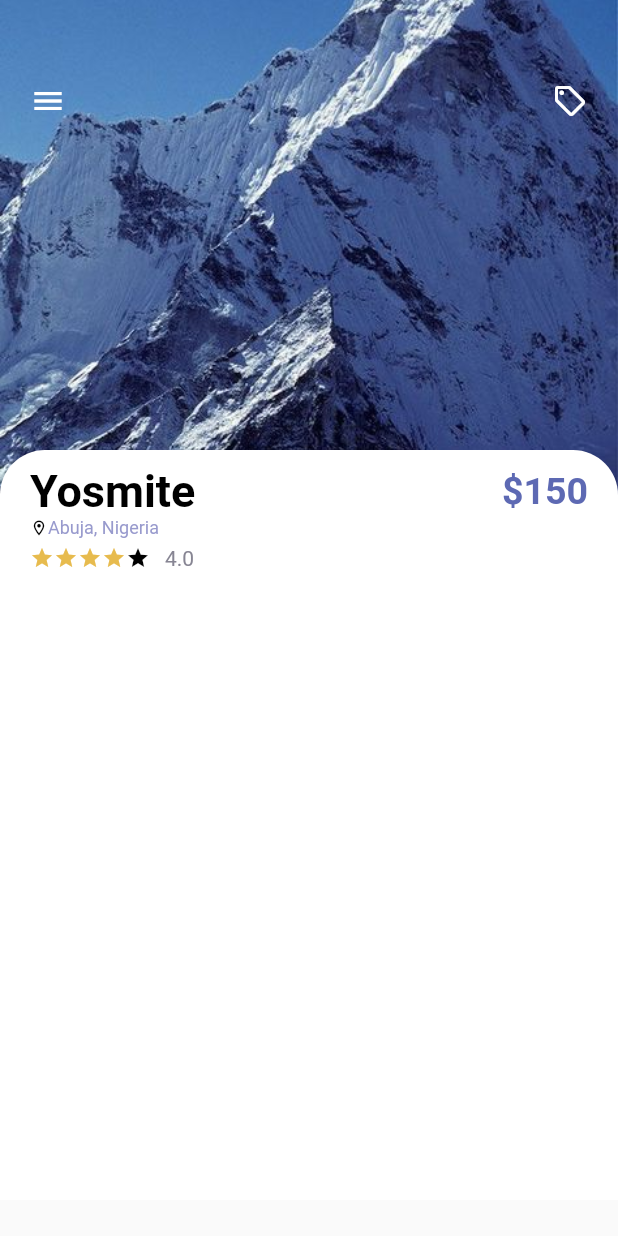
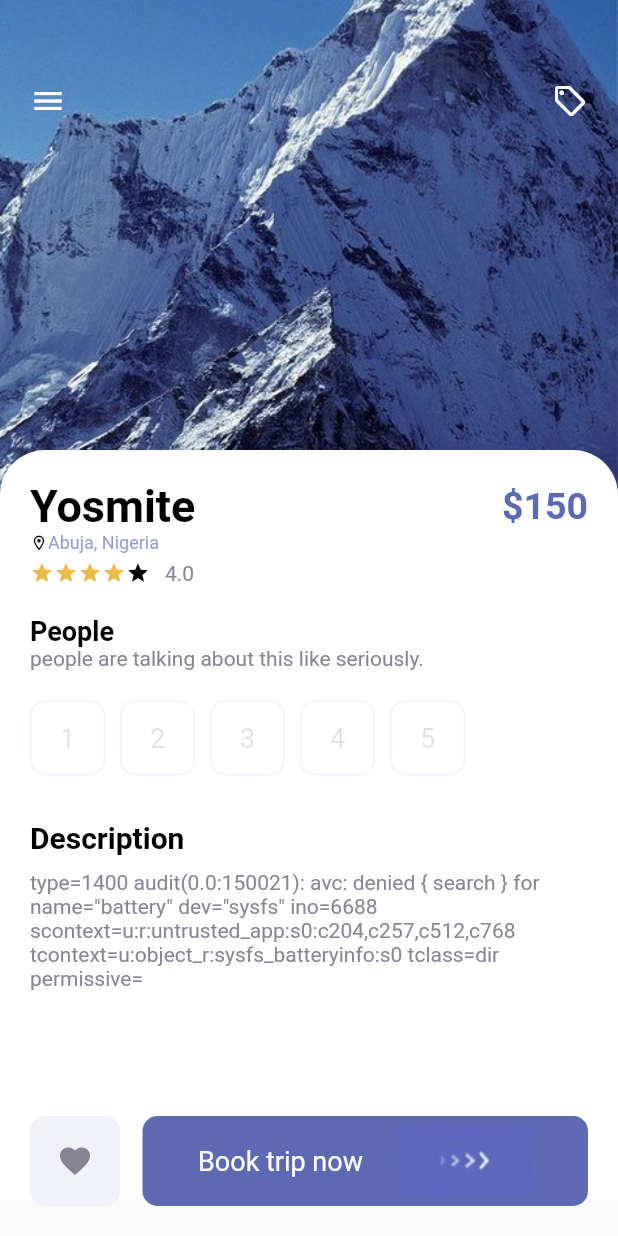
Before and after one commit to Jaysalasi/tour-app-flutter-cubits, a Flutter app: the DetailPage screen opened directly, on a phone screen of 412 x 824 dp. Run offline on Flutter 3.47's test engine with Material 2 defaults, Android fonts, the phone set to English and light mode, and no system bars; our stand-ins replace bloc, equatable, flutter_bloc.

```diff
--- /dev/null
+++ b/lib/cubit/app_cubit_logic.dart
@@ -0,0 +1,28 @@
+import 'package:flutter/material.dart';
+import 'package:flutter_bloc/flutter_bloc.dart';
+import 'package:tourism/cubit/cubit_cubit.dart';
+import 'package:tourism/pages/welcome_page.dart';
+
+class AppCubitLogic extends StatefulWidget {
+  const AppCubitLogic({super.key});
+
+  @override
+  State<AppCubitLogic> createState() => _AppCubitLogicState();
+}
+
+class _AppCubitLogicState extends State<AppCubitLogic> {
+  @override
+  Widget build(BuildContext context) {
+    return Scaffold(
+      body: BlocBuilder<CubitCubit, CubitState>(
+        builder: (context, state) {
+          if (state is WelcomeState) {
+            return const WelcomePage();
+          } else {
+            return Container();
+          }
+        },
+      ),
+    );
+  }
+}
--- /dev/null
+++ b/lib/cubit/cubit_cubit.dart
@@ -0,0 +1,10 @@
+import 'package:bloc/bloc.dart';
+import 'package:equatable/equatable.dart';
+
+part 'cubit_state.dart';
+
+class CubitCubit extends Cubit<CubitState> {
+  CubitCubit() : super(InitialState()) {
+    emit(WelcomeState());
+  }
+}
--- /dev/null
+++ b/lib/cubit/cubit_state.dart
@@ -0,0 +1,15 @@
+part of 'cubit_cubit.dart';
+
+abstract class CubitState extends Equatable {
+  // const CubitState();
+}
+
+class InitialState extends CubitState {
+  @override
+  List<Object> get props => [];
+}
+
+class WelcomeState extends CubitState {
+  @override
+  List<Object> get props => [];
+}
--- a/lib/main.dart
+++ b/lib/main.dart
@@ -1,5 +1,8 @@
 import 'package:flutter/material.dart';
-import 'package:tourism/pages/details_page.dart';
+import 'package:flutter_bloc/flutter_bloc.dart';
+import 'package:tourism/cubit/app_cubit_logic.dart';
+import 'package:tourism/cubit/cubit_cubit.dart';
+
 // import 'package:tourism/pages/nav_pages/main_page.dart';
 // import 'package:tourism/pages/welcome_page.dart';
 
@@ -19,7 +22,10 @@ class MyApp extends StatelessWidget {
       theme: ThemeData(
         primarySwatch: Colors.blue,
       ),
-      home: const DetailPage(),
+      home: BlocProvider<CubitCubit>(
+        create: (context) => CubitCubit(),
+        child: const AppCubitLogic(),
+      ),
     );
   }
 }
--- a/lib/pages/details_page.dart
+++ b/lib/pages/details_page.dart
@@ -1,7 +1,9 @@
 import 'package:flutter/material.dart';
 import 'package:tourism/misc/colors.dart';
+import 'package:tourism/widgets/app_buttons.dart';
 import 'package:tourism/widgets/app_text.dart';
 import 'package:tourism/widgets/large_text.dart';
+import 'package:tourism/widgets/responsive_button.dart';
 
 class DetailPage extends StatefulWidget {
   const DetailPage({super.key});
@@ -12,6 +14,7 @@ class DetailPage extends StatefulWidget {
 
 class _DetailPageState extends State<DetailPage> {
   int gottenStars = 3;
+  int selectedIndex = -1;
   @override
   Widget build(BuildContext context) {
     return Scaffold(
@@ -58,6 +61,8 @@ class _DetailPageState extends State<DetailPage> {
                 ],
               ),
             ),
+
+            // DETAILS
             Positioned(
               top: 300,
               left: 0,
@@ -83,6 +88,9 @@ class _DetailPageState extends State<DetailPage> {
                 child: Column(
                   crossAxisAlignment: CrossAxisAlignment.start,
                   children: [
+                    const SizedBox(
+                      height: 10,
+                    ),
                     Row(
                       mainAxisAlignment: MainAxisAlignment.spaceBetween,
                       children: [
@@ -137,9 +145,94 @@ class _DetailPageState extends State<DetailPage> {
                           color: AppColors.textColor2,
                         ),
                       ],
-                    )
+                    ),
+                    const SizedBox(
+                      height: 20,
+                    ),
+                    AppLargeText(
+                      text: 'People',
+                      size: 18,
+                    ),
+                    AppText(
+                      text: 'people are talking about this like seriously.',
+                      size: 14,
+                      color: AppColors.textColor2,
+                    ),
+                    const SizedBox(
+                      height: 20,
+                    ),
+                    Wrap(
+                      children: List.generate(
+                        5,
+                        (index) => InkWell(
+                          onTap: () {
+                            setState(() {
+                              selectedIndex = index;
+                            });
+                          },
+                          child: Container(
+                            margin: const EdgeInsets.only(
+                              right: 10,
+                            ),
+                            child: AppButtons(
+                              backgroundColor: selectedIndex == index
+                                  ? Colors.black
+                                  : Colors.white,
+                              borderColor: AppColors.buttonBackground,
+                              color: selectedIndex == index
+                                  ? Colors.white
+                                  : Colors.black12,
+                              size: 50,
+                              text: (index + 1).toString(),
+                            ),
+                          ),
+                        ),
+                      ),
+                    ),
+                    const SizedBox(
+                      height: 30,
+                    ),
+                    AppLargeText(
+                      text: 'Description',
+                      size: 20,
+                    ),
+                    const SizedBox(
+                      height: 10,
+                    ),
+                    AppText(
+                      text:
+                          'type=1400 audit(0.0:150021): avc: denied { search } for name="battery" dev="sysfs" ino=6688 scontext=u:r:untrusted_app:s0:c204,c257,c512,c768 tcontext=u:object_r:sysfs_batteryinfo:s0 tclass=dir permissive=',
+                      size: 14,
+                      color: AppColors.textColor2,
+                    ),
                   ],
                 ),
+              ),
+            ),
+
+            // DOWN BUTTON
+            Positioned(
+              bottom: 20,
+              left: 20,
+              right: 20,
+              child: Row(
+                children: [
+                  AppButtons(
+                    icon: Icons.favorite,
+                    isIcon: true,
+                    size: 60,
+                    color: AppColors.textColor2,
+                    backgroundColor: AppColors.buttonBackground,
+                    borderColor: AppColors.buttonBackground,
+                  ),
+                  const SizedBox(
+                    width: 15,
+                  ),
+                  ResponsiveButton(
+                    isResponsive: true,
+                    text: 'Book trip now',
+                  )
+                ],
               ),
             ),
           ],
--- /dev/null
+++ b/lib/widgets/app_buttons.dart
@@ -0,0 +1,54 @@
+import 'package:flutter/material.dart';
+import 'package:tourism/widgets/app_text.dart';
+
+// ignore: must_be_immutable
+class AppButtons extends StatelessWidget {
+  final Color color;
+  final Color backgroundColor;
+  double size;
+  final Color borderColor;
+  bool? isIcon;
+  String? text;
+  IconData? icon;
+  AppButtons({
+    Key? key,
+    this.text = 'null',
+    this.icon,
+    this.isIcon = false,
+    required this.size,
+    required this.color,
+    required this.backgroundColor,
+    required this.borderColor,
+  }) : super(key: key);
+
+  @override
+  Widget build(BuildContext context) {
+    return Container(
+      width: size,
+      height: size,
+      decoration: BoxDecoration(
+        color: backgroundColor,
+        border: Border.all(
+          color: borderColor,
+          width: 1,
+        ),
+        borderRadius: BorderRadius.circular(
+          10,
+        ),
+      ),
+      child: isIcon == false
+          ? Center(
+              child: AppText(
+                text: text!,
+                color: color,
+              ),
+            )
+          : Center(
+              child: Icon(
+                icon,
+                color: color,
+              ),
+            ),
+    );
+  }
+}
--- a/lib/widgets/responsive_button.dart
+++ b/lib/widgets/responsive_button.dart
@@ -2,26 +2,48 @@
 
 import 'package:flutter/material.dart';
 import 'package:tourism/misc/colors.dart';
+import 'package:tourism/widgets/app_text.dart';
 
 class ResponsiveButton extends StatelessWidget {
   bool? isResponsive;
   double? width;
-  ResponsiveButton({this.isResponsive, this.width, super.key});
+  String? text;
+  ResponsiveButton({
+    this.isResponsive,
+    this.width = 120,
+    this.text,
+    super.key,
+  });
 
   @override
   Widget build(BuildContext context) {
-    return Container(
-      width: width,
+    return Flexible(
+      child: Container(
+        width: isResponsive == true ? double.maxFinite : width,
         height: 60,
         decoration: BoxDecoration(
           color: AppColors.mainColor,
           borderRadius: BorderRadius.circular(10),
         ),
+        child: Padding(
+          padding: isResponsive == true
+              ? const EdgeInsets.symmetric(horizontal: 15)
+              : const EdgeInsets.all(1),
           child: Row(
-        mainAxisAlignment: MainAxisAlignment.center,
+            mainAxisAlignment: isResponsive == true
+                ? MainAxisAlignment.spaceEvenly
+                : MainAxisAlignment.center,
             children: [
+              isResponsive == true
+                  ? AppText(
+                      text: text!,
+                      color: Colors.white,
+                    )
+                  : Container(),
               Image.asset('assets/img/button-one.png'),
             ],
+          ),
+        ),
       ),
     );
   }
--- a/pubspec.yaml
+++ b/pubspec.yaml
@@ -36,6 +36,9 @@ dependencies:
   # The following adds the Cupertino Icons font to your application.
   # Use with the CupertinoIcons class for iOS style icons.
   cupertino_icons: ^1.0.2
+  bloc: ^8.1.0
+  flutter_bloc: ^8.1.1
+  equatable: ^2.0.5
 
 dev_dependencies:
   flutter_test:
```
Also changed, not shown: pubspec.lock. Lines whose indentation alone changed are shown as unchanged.
